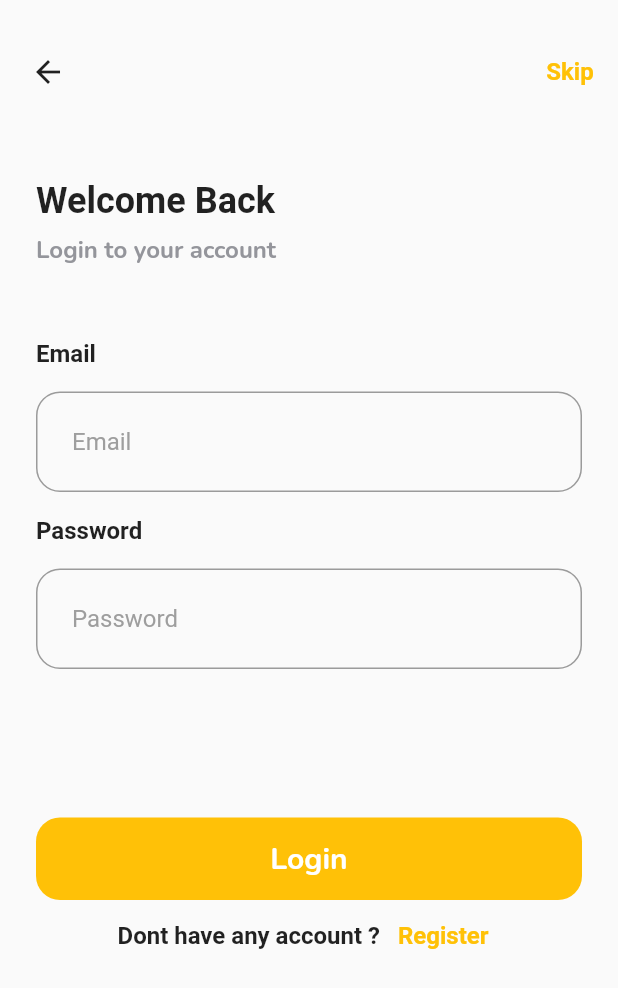
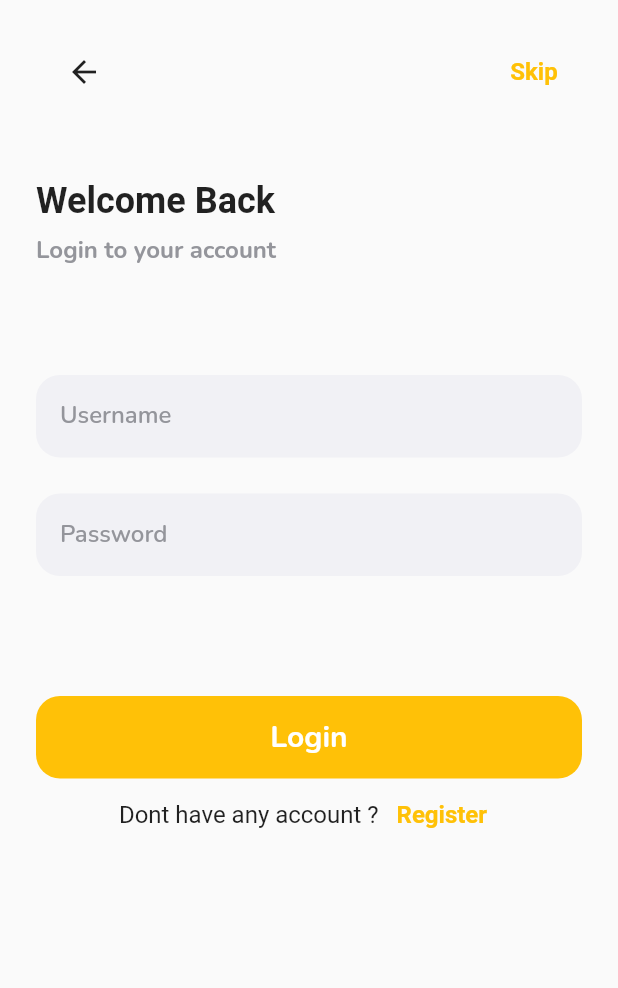
Before and after one commit to rasyiqal/MovieFlutter, a Flutter app: the screen it shows after launch, after a tap on "Login", on a phone screen of 412 x 824 dp. Shown: the top 988 px of the screen. Run offline on Flutter 3.47's test engine with Material 2 defaults, Android fonts, the phone set to English and light mode, and no system bars; our stand-ins replace fluttertoast, google_fonts, shared_preferences.

Commit message:
wrong password

```diff
--- a/lib/pages/Home_page.dart
+++ b/lib/pages/Home_page.dart
@@ -110,7 +110,7 @@ class _HomeScreenState extends State<HomeScreen> {
               UpcomingMovie(),
               Container(
                 padding: EdgeInsets.symmetric(
-                  vertical: 16,
+                  vertical: 32,
                 ),
                 height: MediaQuery.of(context).size.height *
                     0.7, //ngambil nilai tinggi total hp, diambil 70%
--- a/lib/pages/Onboarding_page.dart
+++ b/lib/pages/Onboarding_page.dart
@@ -55,7 +55,7 @@ class Onboarding_Page extends StatelessWidget {
         Container(
           child: Text(
             'All Your \nFavourite Ramen',
-            style: whiteGreyTextStyle.copyWith(
+            style: TextStyle(
               fontSize: 24,
               fontWeight: bold,
             ),
@@ -81,7 +81,7 @@ class Onboarding_Page extends StatelessWidget {
     return Container(
       width: 300,
       height: 45,
-      child: TextButton(
+      child: OutlinedButton(
         onPressed: () {
           Navigator.push(
             context,
@@ -97,15 +97,18 @@ class Onboarding_Page extends StatelessWidget {
             fontWeight: bold,
           ),
         ),
-        style: ButtonStyle(
-            backgroundColor: MaterialStateProperty.all(Colors.black26),
-            shape: MaterialStateProperty.all(
-              RoundedRectangleBorder(
-                borderRadius: BorderRadius.circular(
-                  30,
-                ),
-              ),
-            )),
+        style: OutlinedButton.styleFrom(
+          backgroundColor: Colors.amber,
+          shadowColor: Colors.grey,
+          elevation: 2,
+          side: BorderSide(
+            color: Colors.amber,
+            width: 2,
+          ),
+          shape: RoundedRectangleBorder(
+            borderRadius: BorderRadius.circular(30),
+          ),
+        ),
       ),
     );
   }
@@ -118,10 +121,16 @@ class Onboarding_Page extends StatelessWidget {
         onPressed: () {
           Navigator.pushNamedAndRemoveUntil(context, 'home', (route) => false);
         },
-        style: ButtonStyle(
-          backgroundColor: MaterialStateProperty.all(kWhiteColor),
-          shape: MaterialStateProperty.all(
-            RoundedRectangleBorder(borderRadius: BorderRadius.circular(30)),
+        style: OutlinedButton.styleFrom(
+          backgroundColor: kWhiteColor,
+          shadowColor: Colors.grey,
+          elevation: 2,
+          side: BorderSide(
+            color: Colors.grey,
+            width: 2,
+          ),
+          shape: RoundedRectangleBorder(
+            borderRadius: BorderRadius.circular(30),
           ),
         ),
         child: Text(
--- /dev/null
+++ b/lib/pages/api/DummyData.dart
@@ -0,0 +1,12 @@
+import 'dart:convert';
+import 'dart:developer';
+import 'dart:math';
+
+import 'package:cupertino_icons/cupertino_icons.dart';
+import 'package:flutter/foundation.dart';
+import 'package:http/http.dart';
+
+bool isLogin = false;
+
+
+//comming soon
--- a/lib/pages/login_page.dart
+++ b/lib/pages/login_page.dart
@@ -1,11 +1,35 @@
 import 'package:flutter/material.dart';
 import 'package:movie/data/shared_pref.dart';
+import 'package:movie/pages/api/DummyData.dart';
 import 'package:movie/theme/theme.dart';
 import 'package:movie/pages/Home_page.dart';
+import 'package:fluttertoast/fluttertoast.dart';
 
-class Login_Page extends StatelessWidget {
+class Login_Page extends StatefulWidget {
   Function setTheme;
   Login_Page({Key? key, required this.setTheme}) : super(key: key);
+
+  @override
+  State<Login_Page> createState() => _Login_PageState();
+}
+
+class _Login_PageState extends State<Login_Page> {
+  late FToast fToast;
+  final usernameController = TextEditingController(text: '');
+  final passwordController = TextEditingController(text: '');
+
+  bool isShowPassword = false;
+  bool isPasswordWrong = false;
+  bool isRememberMe = false;
+  bool isLoading = false;
+
+  @override
+  void initState() {
+    // TODO: implement initState
+    super.initState();
+    fToast = FToast();
+    fToast.init(context);
+  }
 
   @override
   Widget build(BuildContext context) {
@@ -13,19 +37,23 @@ class Login_Page extends StatelessWidget {
     return Scaffold(
       body: SafeArea(
         child: SingleChildScrollView(
+          padding: const EdgeInsets.symmetric(
+            horizontal: 24,
+          ),
           child: Center(
             child: Column(
               children: [
                 backButton(context),
                 text(),
-                MailPass(),
+                usernameInput(),
+                passwordInput(),
                 SizedBox(
-                  height: 75,
+                  height: 80,
                 ),
                 Button(context),
                 Container(
                   margin: EdgeInsets.symmetric(
-                    horizontal: 24,
+                      // horizontal: 24,
                       ),
                   child: Row(
                     mainAxisAlignment: MainAxisAlignment.center,
@@ -34,7 +62,7 @@ class Login_Page extends StatelessWidget {
                         'Dont have any account ? ',
                         style: TextStyle(
                           fontSize: 16,
-                          fontWeight: bold,
+                          fontWeight: regular,
                         ),
                       ),
                       TextButton(
@@ -82,7 +110,7 @@ class Login_Page extends StatelessWidget {
               Navigator.push(
                 context,
                 MaterialPageRoute(
-                  builder: (context) => HomeScreen(setTheme: setTheme),
+                  builder: (context) => HomeScreen(setTheme: widget.setTheme),
                 ),
               );
             },
@@ -103,8 +131,7 @@ class Login_Page extends StatelessWidget {
   Container text() {
     return Container(
       width: double.infinity,
-      padding: EdgeInsets.symmetric(
-        horizontal: 24,
+      padding: const EdgeInsets.symmetric(
         vertical: 24,
       ),
       child: Column(
@@ -134,84 +161,99 @@ class Login_Page extends StatelessWidget {
     );
   }
 
-  Container MailPass() {
+  Widget usernameInput() {
     return Container(
-      padding: EdgeInsets.symmetric(
-        vertical: 24,
-        horizontal: 24,
+      height: 55,
+      margin: const EdgeInsets.only(
+        top: 48,
       ),
-      child: Column(
-        crossAxisAlignment: CrossAxisAlignment.start,
-        children: [
-          Text(
-            'Email',
-            style: TextStyle(
+      padding: const EdgeInsets.all(16),
+      decoration: BoxDecoration(
+        color: kWhiteGreyColor,
+        borderRadius: BorderRadius.circular(16),
+      ),
+      child: TextFormField(
+        controller: usernameController,
+        decoration: InputDecoration.collapsed(
+          hintText: 'Username',
+          hintStyle: greyTextStyle.copyWith(
             fontSize: 16,
-              fontWeight: bold,
-            ),
-          ),
-          SizedBox(
-            height: 16,
-          ),
-          TextFormField(
-            initialValue: 'Email',
-            style: TextStyle(
-              color: Colors.grey,
-            ),
-            decoration: InputDecoration(
-              contentPadding: EdgeInsets.symmetric(
-                horizontal: 24,
-                vertical: 24,
-              ),
-              border: OutlineInputBorder(
-                borderRadius: BorderRadius.circular(16),
+            fontWeight: semiBold,
           ),
         ),
       ),
-          SizedBox(
-            height: 16,
+    );
+  }
+
+  Widget passwordInput() {
+    return Column(
+      children: [
+        Container(
+          height: 55,
+          margin: const EdgeInsets.only(
+            top: 24,
           ),
-          Text(
-            'Password',
-            style: TextStyle(
+          padding: const EdgeInsets.all(16),
+          decoration: BoxDecoration(
+            color: kWhiteGreyColor,
+            borderRadius: BorderRadius.circular(16),
+          ),
+          child: Row(
+            children: [
+              Expanded(
+                child: TextFormField(
+                  obscureText: (isShowPassword) ? false : true,
+                  controller: passwordController,
+                  decoration: InputDecoration.collapsed(
+                    hintText: 'Password',
+                    hintStyle: greyTextStyle.copyWith(
                       fontSize: 16,
-              fontWeight: bold,
+                      fontWeight: semiBold,
                     ),
-          ),
-          SizedBox(
-            height: 16,
-          ),
-          TextFormField(
-            initialValue: 'Password',
-            style: TextStyle(
-              color: Colors.grey,
-            ),
-            decoration: InputDecoration(
-              contentPadding: EdgeInsets.symmetric(
-                horizontal: 24,
-                vertical: 24,
-              ),
-              border: OutlineInputBorder(
-                borderRadius: BorderRadius.circular(16),
                   ),
                 ),
               ),
             ],
           ),
+        ),
+      ],
     );
   }
 
-  Container Button(context) {
+  Widget Button(context) {
     return Container(
       width: double.infinity,
       height: 55,
-      padding: EdgeInsets.symmetric(
-        horizontal: 24,
-      ),
       child: TextButton(
         onPressed: () {
-          Future.delayed(const Duration(seconds: 2));
-          Navigator.pushReplacementNamed(context, 'home');
+          setState(() {
+            isLoading = true;
+          });
+
+          Future.delayed(const Duration(seconds: 2), () {
+            setState(() {
+              isLoading = false;
+            });
+            if (passwordController.text != 'admin' ||
+                usernameController.text != 'admin') {
+              setState(() {
+                isPasswordWrong = true;
+              });
+              fToast.showToast(
+                child: errorToast(),
+                toastDuration: const Duration(seconds: 2),
+                gravity: ToastGravity.BOTTOM,
+              );
+            } else {
+              Navigator.pushAndRemoveUntil(
+                  context,
+                  MaterialPageRoute(
+                    builder: (context) => HomeScreen(setTheme: widget.setTheme),
+                  ),
+                  (route) => false);
+              isLogin = true;
+            }
+          });
         },
         child: Text(
           'Login',
@@ -231,4 +273,21 @@ class Login_Page extends StatelessWidget {
       ),
     );
   }
+
+  Widget errorToast() {
+    return Container(
+      padding: const EdgeInsets.all(10),
+      decoration: BoxDecoration(
+        color: kRedColor,
+        borderRadius: BorderRadius.circular(10),
+      ),
+      child: Text(
+        'Username atau password Salah',
+        style: whiteTextStyle.copyWith(
+          fontSize: 16,
+          fontWeight: semiBold,
+        ),
+      ),
+    );
   }
+}
--- a/pubspec.yaml
+++ b/pubspec.yaml
@@ -35,9 +35,11 @@ dependencies:
 
   # The following adds the Cupertino Icons font to your application.
   # Use with the CupertinoIcons class for iOS style icons.
-  cupertino_icons: ^1.0.2
+
   google_fonts: ^3.0.1
   shared_preferences: ^2.0.15
+  fluttertoast: ^8.0.8
+  cupertino_icons: ^1.0.2
 
 
 dev_dependencies:
```
Also changed, not shown: pubspec.lock. Lines whose indentation alone changed are shown as unchanged.
